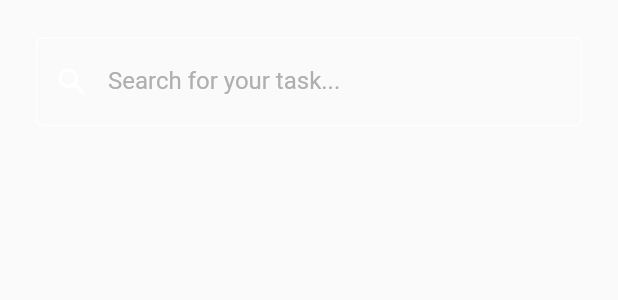
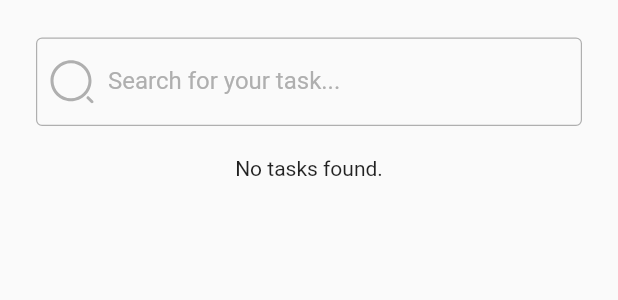
Before and after one commit to Jawabreh0/flutter-to-do-app, a Flutter app: what homeBodyWithRecords() shows on an empty page, opened directly, on a phone screen of 412 x 824 dp. Shown: the top 300 px of the screen. Run offline on Flutter 3.47's test engine with Material 2 defaults, Android fonts, the phone set to English and light mode, and no system bars; our stand-ins replace flutter_svg, get, local_auth, sqflite; accounts and stored records are empty.

Commit message:
search functionality

```diff
--- a/lib/presentation/features/home/controller/home_ctrl.dart
+++ b/lib/presentation/features/home/controller/home_ctrl.dart
@@ -10,6 +10,14 @@ class HomeController extends GetxController {
   var taskDate = "".obs;
   var taskTime = "".obs;
   var recordCount = 0.obs;
+  var searchQuery = ''.obs;
+  var filteredTasks = <Map<dynamic, dynamic>>[].obs;
+
+  @override
+  void onInit() {
+    super.onInit();
+    filterTasks();
+  }
 
   void insertNewTask(BuildContext context) async {
     int response = await sqlDb.insertData(
@@ -60,4 +68,22 @@ class HomeController extends GetxController {
         "${now.year}-${now.month.toString().padLeft(2, '0')}-${now.day.toString().padLeft(2, '0')}";
     return taskDate == formattedDate;
   }
+
+  void updateSearchQuery(String query) {
+    searchQuery.value = query;
+    filterTasks();
+  }
+
+  void filterTasks() async {
+    final List<Map<dynamic, dynamic>> allTasks =
+        await Get.find<HomeController>().readAllTasks();
+
+    final query = searchQuery.value.toLowerCase();
+    filteredTasks.value = query.isEmpty
+        ? allTasks
+        : allTasks.where((task) {
+            final taskTitle = task['taskTitle'].toString().toLowerCase();
+            return taskTitle.contains(query);
+          }).toList();
+  }
 }
--- a/lib/presentation/features/home/widget/home_widgets.dart
+++ b/lib/presentation/features/home/widget/home_widgets.dart
@@ -371,14 +371,46 @@ class HomeWidgets {
     final HomeController controller = Get.find<HomeController>();
     return Column(
       children: [
-        homeSearchBar(),
+        Padding(
+          padding: const EdgeInsets.fromLTRB(24, 25, 24, 0),
+          child: TextField(
+            onChanged: controller.updateSearchQuery,
+            decoration: InputDecoration(
+              contentPadding: const EdgeInsets.all(20.0),
+              labelText: 'Search for your task...',
+              labelStyle: TextStyle(color: hintFontColor),
+              prefixIcon: Padding(
+                padding: const EdgeInsets.all(8.0),
+                child: SvgPicture.asset(
+                  'assets/icons/search.svg',
+                  width: 24,
+                  height: 24,
+                ),
+              ),
+              focusedBorder: const OutlineInputBorder(
+                borderSide: BorderSide(
+                  color: Colors.white,
+                  width: 0.8,
+                ),
+              ),
+              enabledBorder: OutlineInputBorder(
+                borderSide: BorderSide(
+                  color: hintFontColor,
+                  width: 0.8,
+                ),
+              ),
+            ),
+            style: const TextStyle(color: Colors.white),
+          ),
+        ),
         const SizedBox(height: 20),
-        FutureBuilder(
-          future: controller.readAllTasks(),
-          builder: (BuildContext context, AsyncSnapshot<List<Map>> snapshot) {
-            if (snapshot.hasData) {
+        Obx(() {
+          final filteredTasks = controller.filteredTasks;
+          if (filteredTasks.isEmpty) {
+            return const Center(child: Text('No tasks found.'));
+          } else {
             return ListView.builder(
-                itemCount: snapshot.data!.length,
+              itemCount: filteredTasks.length,
               physics: const NeverScrollableScrollPhysics(),
               shrinkWrap: true,
               itemBuilder: (context, i) {
@@ -389,7 +421,7 @@ class HomeWidgets {
                     child: ListTile(
                       //leading: left icon,
                       title: Text(
-                          "${snapshot.data![i]['taskTitle']}",
+                        "${filteredTasks[i]['taskTitle']}",
                         style: const TextStyle(
                           color: Colors.white,
                           fontSize: 16,
@@ -397,9 +429,9 @@ class HomeWidgets {
                         ),
                       ),
                       subtitle: Text(
-                          controller.isToday(snapshot.data![i]['taskDate'])
-                              ? "Today At ${snapshot.data![i]['taskTime']}"
-                              : "${snapshot.data![i]['taskDate']} At ${snapshot.data![i]['taskTime']}",
+                        controller.isToday(filteredTasks[i]['taskDate'])
+                            ? "Today At ${filteredTasks[i]['taskTime']}"
+                            : "${filteredTasks[i]['taskDate']} At ${filteredTasks[i]['taskTime']}",
                         style: TextStyle(
                           color: hintFontColor,
                           fontSize: 14,
@@ -413,14 +445,12 @@ class HomeWidgets {
               },
             );
           }
-            return const Center(child: CircularProgressIndicator());
-          },
-        ),
+        }),
       ],
     );
   }
 
-  static Widget homeSearchBar() {
+  /* static Widget homeSearchBar() {
     return Padding(
       padding: const EdgeInsets.fromLTRB(24, 25, 24, 0),
       child: TextField(
@@ -428,9 +458,13 @@ class HomeWidgets {
           contentPadding: const EdgeInsets.all(20.0),
           labelText: 'Search for your task...',
           labelStyle: TextStyle(color: hintFontColor),
-            prefixIcon: const Icon(
-              Icons.search,
-              color: Colors.white,
+          prefixIcon: Padding(
+            padding: const EdgeInsets.all(8.0),
+            child: SvgPicture.asset(
+              'assets/icons/search.svg',
+              width: 24,
+              height: 24,
+            ),
           ),
           focusedBorder: const OutlineInputBorder(
             borderSide: BorderSide(
@@ -438,13 +472,14 @@ class HomeWidgets {
               width: 0.8,
             ),
           ),
-            enabledBorder: const OutlineInputBorder(
+          enabledBorder: OutlineInputBorder(
             borderSide: BorderSide(
-                color: Colors.white,
+              color: hintFontColor,
               width: 0.8,
             ),
           ),
         ),
-        ));
+      ),
+    );
+  }*/
 }
-}
```
Lines whose indentation alone changed are shown as unchanged.
